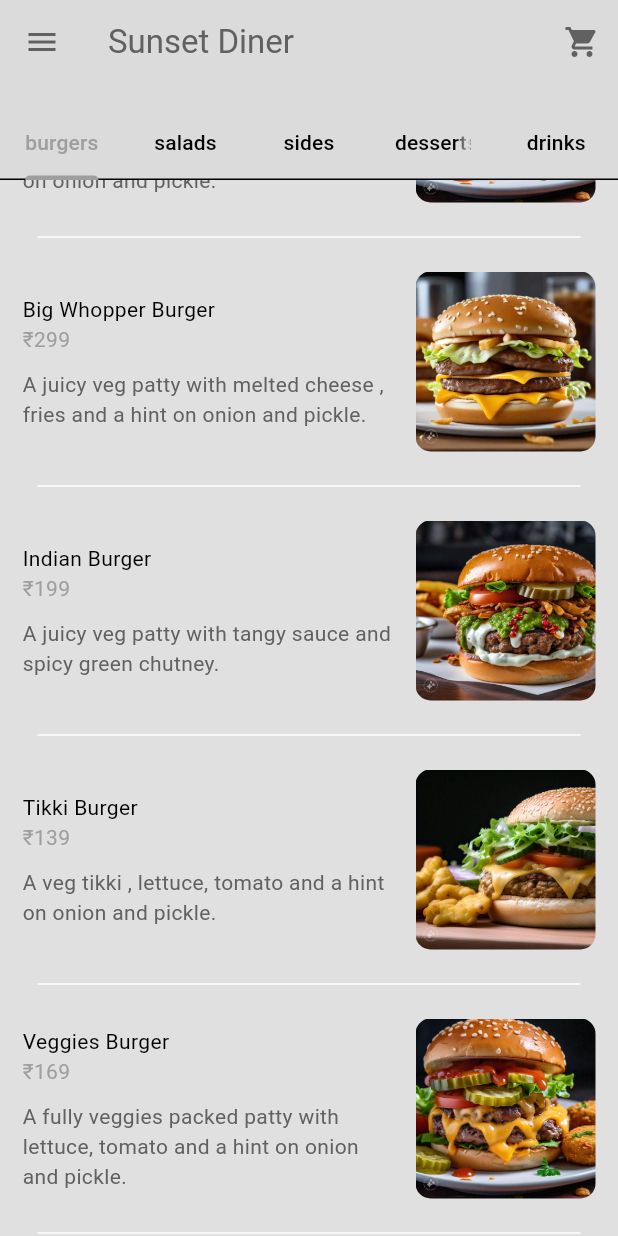
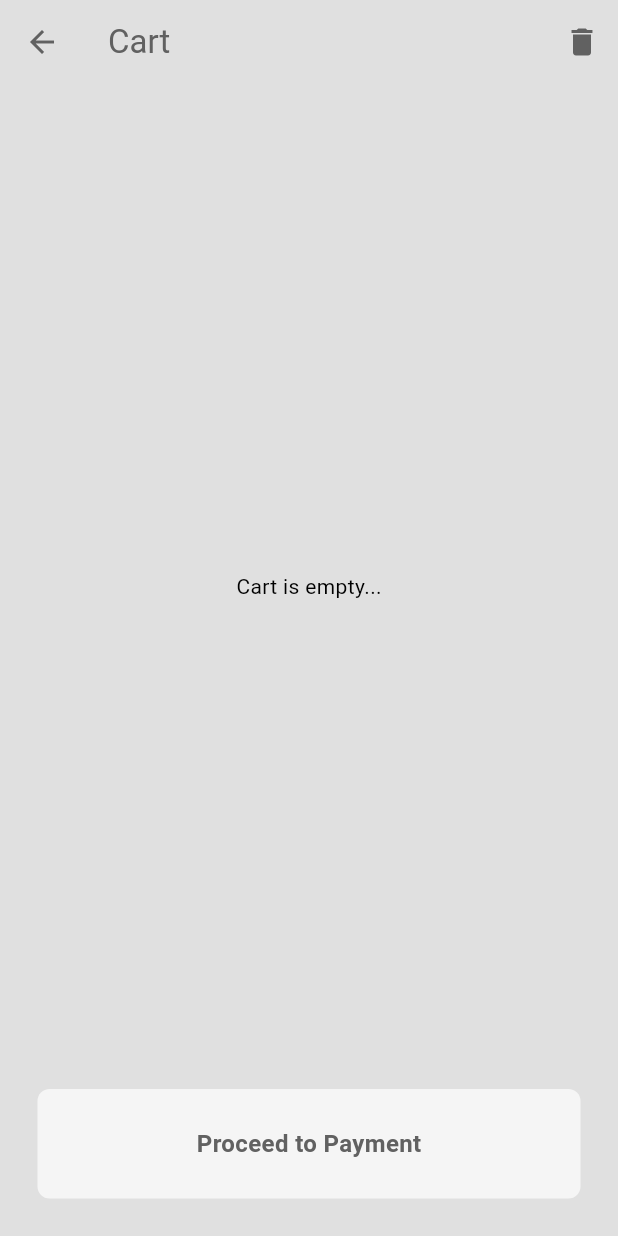
Before and after one commit to adiboy-23/food_delivery-flutter, a Flutter app: the HomePage screen opened directly, scrolled down 340 dp, after a tap on the "shopping cart" icon, on a phone screen of 412 x 824 dp. Run offline on Flutter 3.47's test engine with Material 3 defaults, Android fonts, the phone set to English and light mode, and no system bars.

Commit message:
add cart page

```diff
--- a/lib/components/my_sliver_app_bar.dart
+++ b/lib/components/my_sliver_app_bar.dart
@@ -1,4 +1,5 @@
 import 'package:flutter/material.dart';
+import 'package:food_del/pages/cart_page.dart';
 
 class MySliverAppBar extends StatelessWidget {
   final Widget child;
@@ -20,7 +21,15 @@ class MySliverAppBar extends StatelessWidget {
       actions: [
         //cart button
         IconButton(
-          onPressed: () {},
+          onPressed: () {
+            //go to cart apge
+            Navigator.push(
+              context,
+              MaterialPageRoute(
+                builder: (context) => const CartPage(),
+              ),
+            );
+          },
           icon: const Icon(Icons.shopping_cart),
         )
       ],
--- a/lib/models/restaurant.dart
+++ b/lib/models/restaurant.dart
@@ -347,6 +347,7 @@ class Restaurant extends ChangeNotifier {
   */
 
   List<Food> get menu => _menu;
+  List<CartItem> get cart => _cart;
 
   /*
    OPERATIONS
--- /dev/null
+++ b/lib/pages/cart_page.dart
@@ -0,0 +1,92 @@
+import 'package:flutter/material.dart';
+import 'package:food_del/components/my_button.dart';
+import 'package:food_del/components/my_cart_tile.dart';
+import 'package:food_del/models/cart_items.dart';
+import 'package:food_del/models/restaurant.dart';
+import 'package:provider/provider.dart';
+
+class CartPage extends StatelessWidget {
+  const CartPage({super.key});
+
+  @override
+  Widget build(BuildContext context) {
+    return Consumer<Restaurant>(
+      builder: (context, restaurant, child) {
+        //cart
+        final userCart = restaurant.cart;
+
+        //scaffold UI
+        return Scaffold(
+          appBar: AppBar(
+            title: const Text("Cart"),
+            backgroundColor: Colors.transparent,
+            foregroundColor: Theme.of(context).colorScheme.inversePrimary,
+            actions: [
+              //clear cart button
+              IconButton(
+                onPressed: () {
+                  showDialog(
+                    context: context,
+                    builder: (context) => AlertDialog(
+                      title: const Text(
+                          "Are you sure you want to clear your cart?"),
+                      actions: [
+                        //cancel button
+                        TextButton(
+                          onPressed: () => Navigator.pop(context),
+                          child: const Text("Cancel"),
+                        ),
+
+                        //Accept button
+                        TextButton(
+                          onPressed: () {
+                            Navigator.pop(context);
+                            restaurant.clearCart();
+                          },
+                          child: const Text("Accept"),
+                        ),
+                      ],
+                    ),
+                  );
+                },
+                icon: const Icon(Icons.delete),
+              ),
+            ],
+          ),
+          body: Column(
+            children: [
+              //list of cart
+              Expanded(
+                child: Column(
+                  children: [
+                    userCart.isEmpty
+                        ? const Expanded(
+                            child: Center(
+                              child: Text("Cart is empty..."),
+                            ),
+                          )
+                        : Expanded(
+                            child: ListView.builder(
+                                itemCount: userCart.length,
+                                itemBuilder: (context, index) {
+                                  //get individual cart item
+                                  final cartItem = userCart[index];
+
+                                  //return cart tile UI
+                                  return MyCartTile(cartItem: cartItem);
+                                }))
+                  ],
+                ),
+              ),
+
+              //pay button
+              MyButton(text: "Proceed to Payment", onTap: () {}),
+
+              const SizedBox(height: 25),
+            ],
+          ),
+        );
+      },
+    );
+  }
+}
```
Also changed, not shown: lib/components/my_cart_tile.dart (added, +120 -0 lines), lib/components/my_quantity_selector.dart (added, +64 -0 lines).
